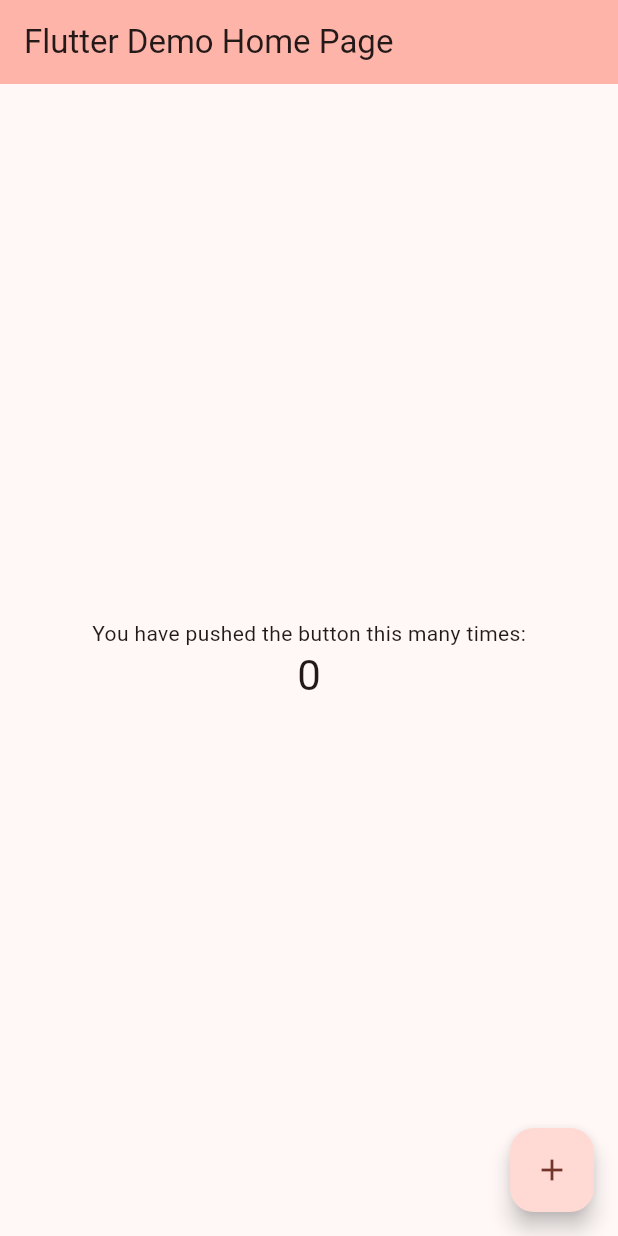
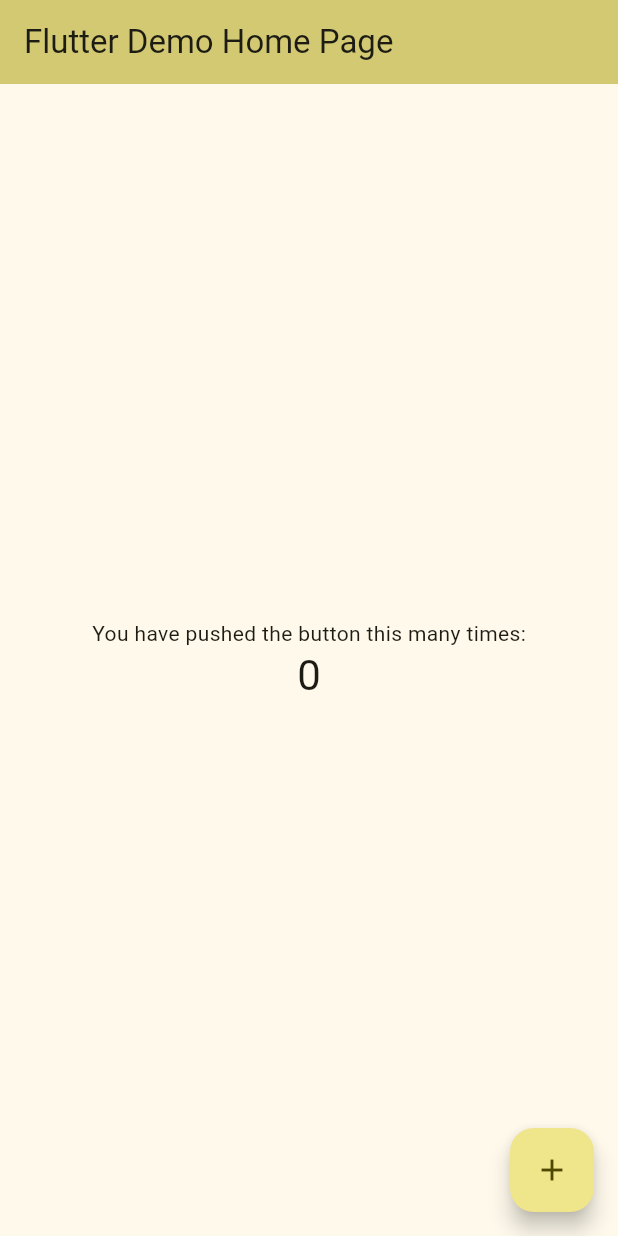
Before and after one commit to dogusturan1995/git_trial, a Flutter app: the screen it shows after launch, on a phone screen of 412 x 824 dp. Run offline on Flutter 3.47's test engine with Material 2 defaults, Android fonts, the phone set to English and light mode, and no system bars.

Commit message:
renk sarıya değiştirildi.

```diff
--- a/lib/main.dart
+++ b/lib/main.dart
@@ -28,7 +28,7 @@ class MyApp extends StatelessWidget {
         //
         // This works for code too, not just values: Most code changes can be
         // tested with just a hot reload.
-        colorScheme: ColorScheme.fromSeed(seedColor: Colors.red.shade500),
+        colorScheme: ColorScheme.fromSeed(seedColor: Colors.yellow.shade200),
         useMaterial3: true,
       ),
       home: const MyHomePage(title: 'Flutter Demo Home Page'),
```
